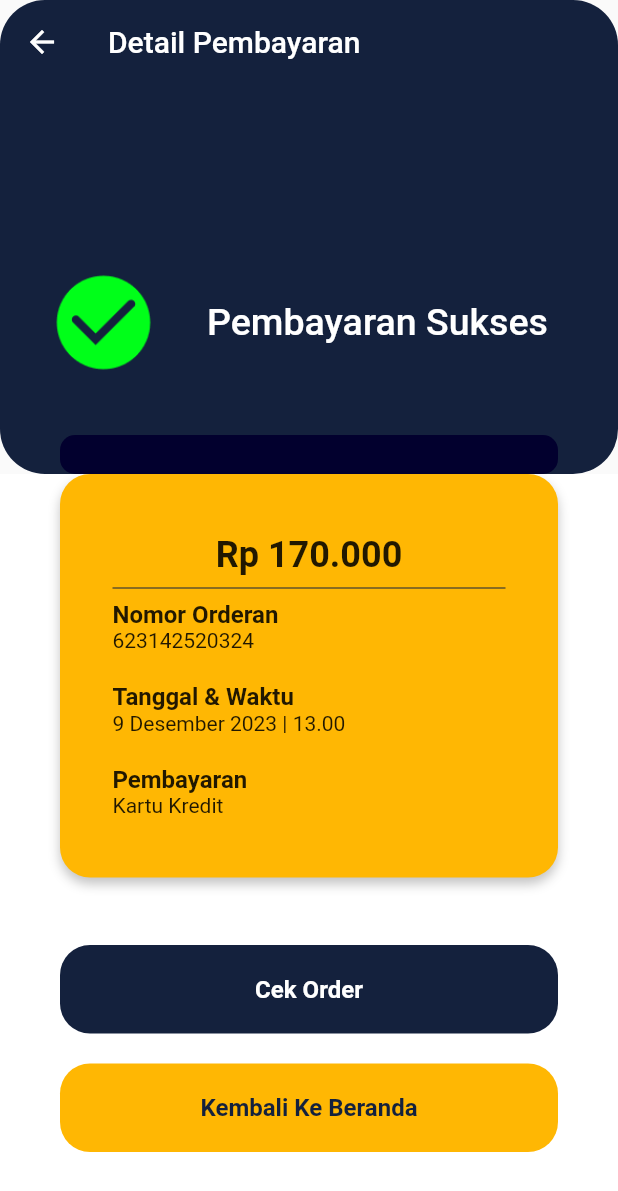
After one commit to Herisetyawan123/kangtukang, a Flutter app: the Success screen opened by its route, on a phone screen of 412 x 824 dp. The commit adds this screen. Shown: the top 1191 px of the screen. Run offline on Flutter 3.47's test engine with Material 2 defaults, Android fonts, the phone set to English and light mode, and no system bars; our stand-ins replace carousel_slider, cloud_firestore, firebase_auth, firebase_core, flutter_screenutil, flutter_spinkit and 1 more; accounts and stored records are empty.

Commit message:
feat: create page suksespayment and handle route

```diff
--- a/lib/src/pages/home/detail/penyedia.dart
+++ b/lib/src/pages/home/detail/penyedia.dart
@@ -1,5 +1,6 @@
 import 'package:flutter/material.dart';
 import 'package:kang_tukang/src/constants/theme.dart';
+import 'package:kang_tukang/src/routes/routes.dart';
 
 class PenyediaJasa extends StatelessWidget {
   const PenyediaJasa({super.key});
@@ -126,7 +127,9 @@ class BoxPenyediaJasa extends StatelessWidget {
 
   @override
   Widget build(BuildContext context) {
-    return Container(
+    return InkWell(
+      onTap: () => Navigator.pushNamed(context, MyRoutes.pembayaran),
+      child: Container(
         margin: const EdgeInsets.symmetric(horizontal: 30),
         padding: const EdgeInsets.symmetric(
           vertical: 15,
@@ -174,6 +177,7 @@ class BoxPenyediaJasa extends StatelessWidget {
             ),
           ],
         ),
+      ),
     );
   }
 }
--- a/lib/src/pages/home/detail_pembayaran/app.dart
+++ b/lib/src/pages/home/detail_pembayaran/app.dart
@@ -2,6 +2,7 @@
 
 import 'package:flutter/material.dart';
 import 'package:kang_tukang/src/constants/theme.dart';
+import 'package:kang_tukang/src/routes/routes.dart';
 
 class DetailPembayaran extends StatelessWidget {
   const DetailPembayaran({super.key});
@@ -49,7 +50,9 @@ class DetailPembayaran extends StatelessWidget {
                 ],
               ),
             )),
-            Container(
+            InkWell(
+              onTap: () => Navigator.pushNamed(context, MyRoutes.suksesPembayaran),
+              child: Container(
                 width: MediaQuery.of(context).size.width,
                 padding: const EdgeInsets.symmetric(vertical: 30, horizontal: 40),
                 decoration: const BoxDecoration(
@@ -78,13 +81,14 @@ class DetailPembayaran extends StatelessWidget {
                   ),
                 ),
               ),
+            ),
           ],
         ));
   }
 }
 
 class JenisPayment extends StatelessWidget {
-  const JenisPayment({Key? key, required this.asset, required this.title})
+  const JenisPayment({Key? key, required this.asset, required this.title, required})
       : super(key: key);
 
   final String asset;
--- a/lib/src/pages/home/pembayaran/app.dart
+++ b/lib/src/pages/home/pembayaran/app.dart
@@ -1,5 +1,6 @@
 import 'package:flutter/material.dart';
 import 'package:kang_tukang/src/constants/theme.dart';
+import 'package:kang_tukang/src/routes/routes.dart';
 
 class Pembayaran extends StatelessWidget {
   const Pembayaran({super.key});
@@ -90,7 +91,9 @@ class Pembayaran extends StatelessWidget {
                 const SizedBox(
                   height: 40,
                 ),
-                Container(
+                InkWell(
+                  onTap: () => Navigator.pushNamed(context, MyRoutes.detailPembayaran),
+                  child: Container(
                     padding: const EdgeInsets.symmetric(
                       vertical: 14,
                     ),
@@ -105,6 +108,7 @@ class Pembayaran extends StatelessWidget {
                         style: TextStyle(
                           fontSize: 18,
                           fontWeight: FontWeight.w600
+                        ),
                       ),
                     ),
                   ),
--- a/lib/src/pages/home/service/pembangunan/app.dart
+++ b/lib/src/pages/home/service/pembangunan/app.dart
@@ -63,7 +63,7 @@ class _PembangunanPageState extends State<PembangunanPage> {
                   return BoxService(
                     title: pembangunan[index].title as String,
                     assets: pembangunan[index].assets as String,
-                    handleTap: () => Navigator.pushNamed(context, MyRoutes.detailPembayaran),
+                    handleTap: () => Navigator.pushNamed(context, MyRoutes.penyedia),
                   );
                 },
               ),
--- /dev/null
+++ b/lib/src/pages/home/suksesPayment/sukses.dart
@@ -0,0 +1,206 @@
+import 'package:flutter/material.dart';
+import 'package:kang_tukang/src/constants/theme.dart';
+import 'package:kang_tukang/src/routes/routes.dart';
+
+class Success extends StatelessWidget {
+  const Success({super.key});
+
+  @override
+  Widget build(BuildContext context) {
+    return Scaffold(
+        extendBodyBehindAppBar: true,
+        appBar: AppBar(
+          title: const Text('Detail Pembayaran'),
+          backgroundColor: Colors.transparent,
+          foregroundColor: Colors.white,
+          elevation: 0,
+        ),
+        body: Column(
+          children: [
+            Container(
+              width: MediaQuery.of(context).size.width,
+              height: 316,
+              decoration: const BoxDecoration(
+                color: ThemeApp.dark,
+                borderRadius: BorderRadius.all(Radius.circular(30))
+              ),
+              child: Column(
+                mainAxisAlignment: MainAxisAlignment.end,
+                children: [
+                  Row(
+                    children: [
+                      Container(
+                        margin: const EdgeInsets.symmetric(horizontal: 34),
+                        height: 70,
+                        width: 70,
+                        decoration: const BoxDecoration(
+                            image: DecorationImage(
+                                image: AssetImage("assets/success.png"))),
+                      ),
+                      const Text(
+                        'Pembayaran Sukses',
+                        style: TextStyle(
+                            fontSize: 25,
+                            fontWeight: FontWeight.w500,
+                            color: Colors.white),
+                      ),
+                    ],
+                  ),
+                  const SizedBox(
+                    height: 40,
+                  ),
+                  Container(
+                    padding: const EdgeInsets.symmetric(
+                      vertical: 13,
+                    ),
+                    margin: const EdgeInsets.symmetric(horizontal: 40),
+                    width: MediaQuery.of(context).size.width,
+                    decoration: const BoxDecoration(
+                      borderRadius: BorderRadius.all(Radius.circular(10)),
+                      color: Color.fromARGB(255, 2, 0, 46),
+                    ),
+                  )
+                ],
+              )
+            ),
+            Expanded(
+              child: Container(
+                width: MediaQuery.of(context).size.width,
+                decoration: const BoxDecoration(color: Colors.white),
+                child: Column(
+                  children: [
+                    Container(
+                      padding: const EdgeInsets.symmetric(
+                        vertical: 40,
+                        horizontal: 35,
+                      ),
+                      margin: const EdgeInsets.symmetric(horizontal: 40),
+                      width: MediaQuery.of(context).size.width,
+                      decoration: const BoxDecoration(
+                        borderRadius: BorderRadius.all(Radius.circular(20)),
+                        boxShadow: [
+                          BoxShadow(
+                            color: Color.fromARGB(60, 0, 0, 0),
+                            blurRadius: 6,
+                            offset: Offset(0, 4),
+                          ),
+                        ],
+                        color: ThemeApp.primary,
+                      ),
+                      child: Column(
+                        children: [
+                          const Text(
+                            'Rp 170.000',
+                            style: TextStyle(
+                              fontSize: 24,
+                              fontWeight: FontWeight.w600,
+                            ),
+                          ),
+                          Column(
+                            crossAxisAlignment: CrossAxisAlignment.start,
+                            children: const[
+                              Divider(
+                                color: ThemeApp.dark,
+                              ),
+                              Text(
+                                'Nomor Orderan',
+                                style: TextStyle(
+                                  fontSize: 16,
+                                  fontWeight: FontWeight.w600,
+                                ),
+                              ),
+                              Text(
+                                '623142520324'
+                              ),
+                              SizedBox(
+                                height: 20,
+                              ),
+                              Text(
+                                'Tanggal & Waktu',
+                                style: TextStyle(
+                                  fontSize: 16,
+                                  fontWeight: FontWeight.w600,
+                                ),
+                              ),
+                              Text(
+                                '9 Desember 2023 | 13.00'
+                              ),
+                              SizedBox(
+                                height: 20,
+                              ),
+                              Text(
+                                'Pembayaran',
+                                style: TextStyle(
+                                  fontSize: 16,
+                                  fontWeight: FontWeight.w600,
+                                ),
+                              ),
+                              Text(
+                                'Kartu Kredit'
+                              ),
+                            ],
+                          ),
+                        ],
+                      ),
+                    ),
+                    const SizedBox(
+                      height: 45,
+                    ),
+                    InkWell(
+                      onTap: () => Navigator.pushNamed(context, MyRoutes.home),
+                      child: Container(
+                        margin: const EdgeInsets.symmetric(horizontal: 40),
+                        padding: const EdgeInsets.symmetric(
+                        vertical: 20,
+                        ),
+                        width: MediaQuery.of(context).size.width,
+                        decoration: const BoxDecoration(
+                          borderRadius: BorderRadius.all(Radius.circular(20)),
+                          color: ThemeApp.dark,
+                        ),
+                        child: const Center(
+                          child: Text(
+                            'Cek Order',
+                            style: TextStyle(
+                                fontSize: 16,
+                                fontWeight: FontWeight.w600,
+                                color: Colors.white),
+                          ),
+                        ),
+                      ),
+                    ),
+                    const SizedBox(
+                      height: 20,
+                    ),
+                    InkWell(
+                      onTap: () => Navigator.pushNamed(context, MyRoutes.home),
+                      child: Container(
+                        margin: const EdgeInsets.symmetric(horizontal: 40),
+                        padding: const EdgeInsets.symmetric(
+                        vertical: 20,
+                        ),
+                        width: MediaQuery.of(context).size.width,
+                        decoration: const BoxDecoration(
+                          borderRadius: BorderRadius.all(Radius.circular(20)),
+                          color: ThemeApp.primary,
+                        ),
+                        child: const Center(
+                          child: Text(
+                            'Kembali Ke Beranda',
+                            style: TextStyle(
+                                fontSize: 16,
+                                fontWeight: FontWeight.w600,
+                                color: ThemeApp.dark),
+                          ),
+                        ),
+                      ),
+                    )
+                  ],
+                )
+              ),
+            )
+          ],
+        )
+    );
+  }
+}
--- a/lib/src/routes/routes.dart
+++ b/lib/src/routes/routes.dart
@@ -6,6 +6,7 @@ import 'package:kang_tukang/src/pages/home/service/bangunan/app.dart';
 import 'package:kang_tukang/src/pages/home/service/konsultasi/app.dart';
 import 'package:kang_tukang/src/pages/home/service/pembangunan/app.dart';
 import 'package:kang_tukang/src/pages/home/service/renovasi/app.dart';
+import 'package:kang_tukang/src/pages/home/suksesPayment/sukses.dart';
 
 import '../pages/Auth/landing.dart';
 import '../pages/Auth/signin.dart';
@@ -32,6 +33,7 @@ class MyRoutes {
   static const penyedia = "/penyedia";
   static const pembayaran = "/pembayaran";
   static const detailPembayaran = '/detailpembayaran';
+  static const suksesPembayaran = '/suksespembayaran';
 
   static final data = <String, WidgetBuilder>{
     landing: (_) => const LandingPage(),
@@ -48,5 +50,6 @@ class MyRoutes {
     penyedia: (_) => const PenyediaJasa(),
     pembayaran: (_) => const Pembayaran(),
     detailPembayaran: (_) => const DetailPembayaran(),
+    suksesPembayaran: (_) => const Success(),
   };
 }
```
Lines whose indentation alone changed are shown as unchanged.
